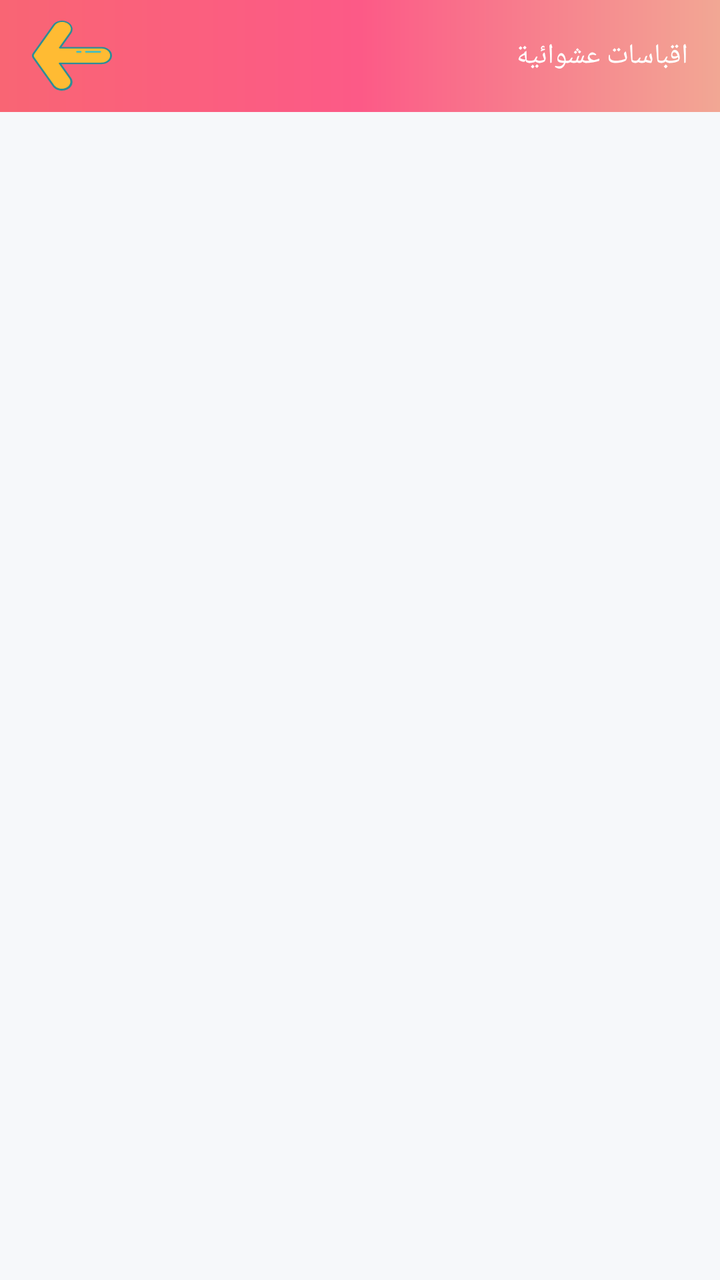
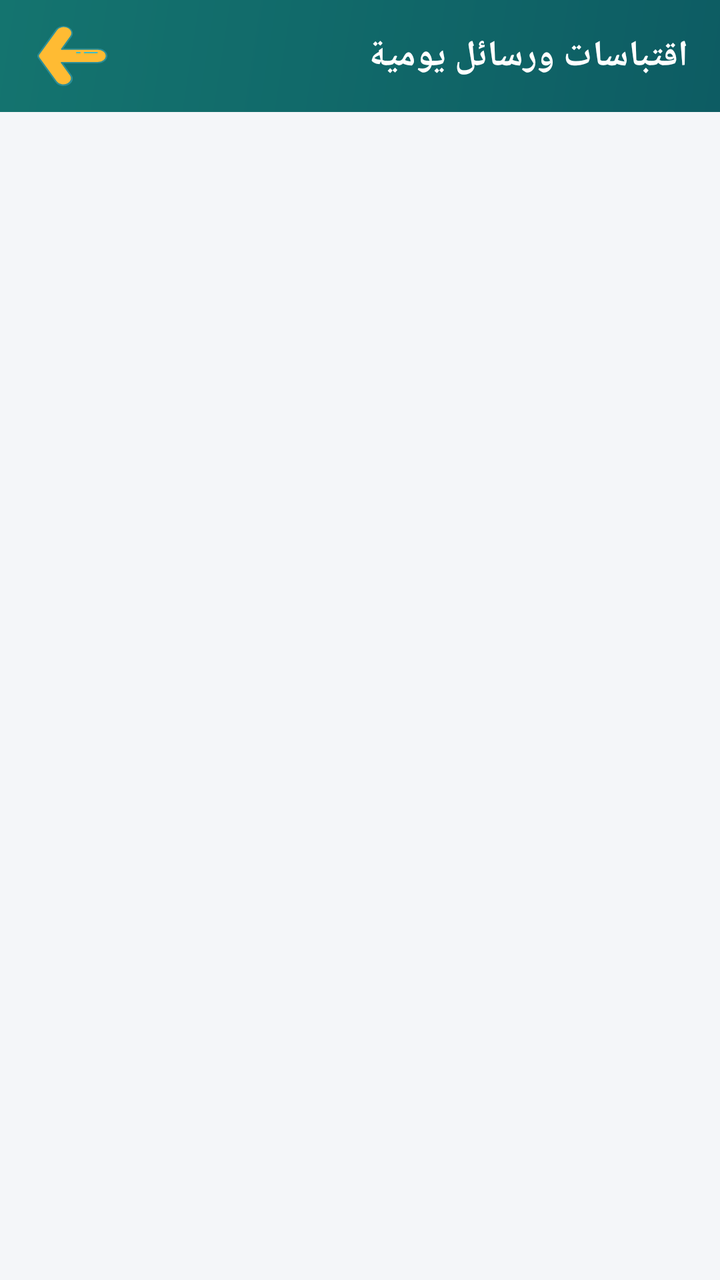

Screens rendered from an Android XML layout before and after an edit, with the pre-edit source and the edit as a unified diff.
<!-- AndroidManifest.xml: application theme AppTheme -->
<!-- res/layout/activity_qoutes.xml -->
<?xml version="1.0" encoding="utf-8"?>
<LinearLayout xmlns:android="http://schemas.android.com/apk/res/android"
    xmlns:app="http://schemas.android.com/apk/res-auto"
    xmlns:tools="http://schemas.android.com/tools"
    android:layout_width="match_parent"
    android:layout_height="match_parent"
    android:background="#FFF"
    android:orientation="vertical"
    tools:context=".qoutes.QoutesActivity">


    <com.google.android.material.appbar.AppBarLayout
        android:layout_width="match_parent"
        android:layout_height="wrap_content"
        android:background="@drawable/around_line3"
        android:theme="@style/AppTheme.AppBarOverlay"
        android:layoutDirection="ltr"
        tools:ignore="MissingConstraints">

        <androidx.appcompat.widget.Toolbar
            android:id="@+id/toolbar"
            android:fitsSystemWindows="true"
            android:layout_width="match_parent"
            android:layout_height="?attr/actionBarSize"
            android:background="@drawable/around_line3"
            app:layout_collapseMode="pin"
            app:titleTextAppearance="@style/TitleToolBarApppearance"
            app:popupTheme="@style/TextAppearance.AppCompat">

            <LinearLayout
                android:layout_width="wrap_content"
                android:layout_height="wrap_content"
                android:gravity="end"
                android:layout_gravity="end">


                <androidx.appcompat.widget.AppCompatTextView
                    android:id="@+id/toolbar_title"
                    android:layout_width="wrap_content"
                    android:layout_height="wrap_content"
                    android:text="اقباسات عشوائية"
                    style="@style/TextAppearance.MyApp.Title.QiblahActivity"
                    android:gravity="end"
                    android:layout_gravity="center"
                    android:layout_marginEnd="16dp"/>

            </LinearLayout>

            <androidx.appcompat.widget.AppCompatImageButton
                android:id="@+id/back_button"
                android:layout_width="40dp"
                android:layout_height="35dp"
                android:background="@drawable/ic_back_button" />

        </androidx.appcompat.widget.Toolbar>

    </com.google.android.material.appbar.AppBarLayout>

    <LinearLayout
        android:layout_width="match_parent"
        android:layout_weight="3"
        android:layout_height="match_parent">
        <androidx.constraintlayout.widget.ConstraintLayout
            android:layout_width="match_parent"
            android:layout_height="match_parent">
            <androidx.recyclerview.widget.RecyclerView
                android:id="@+id/rec2"
                android:background="#F6F8FA"
                android:layout_width="match_parent"
                android:layout_height="match_parent"
                tools:layout_editor_absoluteX="8dp"
                tools:layout_editor_absoluteY="8dp" />


        </androidx.constraintlayout.widget.ConstraintLayout>

    </LinearLayout>

    <LinearLayout
        android:visibility="gone"
        android:layout_gravity="bottom"
        android:layout_width="match_parent"
        android:layout_height="wrap_content"
        android:id="@+id/adsContainer">
        <com.google.android.gms.ads.AdView
            android:id="@+id/rsttfal"
            xmlns:ads="http://schemas.android.com/apk/res-auto"
            android:layout_width="match_parent"
            android:layout_height="wrap_content"
            ads:adSize="SMART_BANNER"
            ads:adUnitId="@string/Banner3">
        </com.google.android.gms.ads.AdView>
    </LinearLayout>
</LinearLayout>
<!-- resources referenced by this layout -->
<resources>
  <!-- drawable around_line3 (drawable) -->
  <?xml version="1.0" encoding="utf-8"?>
  <shape
      xmlns:android="http://schemas.android.com/apk/res/android">
     <gradient
         android:startColor="#F96574"
         android:centerColor="#FC5A87"
         android:endColor="#F2A794"/>
  </shape>
  <!-- drawable ic_back_button (drawable) -->
  <vector xmlns:android="http://schemas.android.com/apk/res/android"
      android:width="35dp"
      android:height="30dp"
      android:viewportWidth="168.75"
      android:viewportHeight="181.67">
    <path
        android:pathData="M3.51,85.16a11.35,11.35 0,0 0,0 11.33l42.15,73A20.28,20.28 0,0 0,73.36 177h0a20.28,20.28 0,0 0,7.42 -27.69L58.57,110.79h87.91a20.27,20.27 0,0 0,20.27 -20.27h0a20.27,20.27 0,0 0,-20.27 -20.28H58.92L80.77,32.4A20.27,20.27 0,0 0,73.35 4.71h0a20.26,20.26 0,0 0,-27.68 7.42Z"
        android:fillColor="#FFBB33"/>
    <path
        android:pathData="M57.46,180.9a22.11,22.11 0,0 1,-13.53 -10.37l-42.15,-73a13.38,13.38 0,0 1,0 -13.33h0l42.15,-73A22.3,22.3 0,0 1,74.35 3,22.27 22.27,0 0,1 82.51,33.4L62.39,68.25h84.09a22.27,22.27 0,1 1,0 44.54H62l20.48,35.46a22.28,22.28 0,0 1,-19.26 33.42A22,22 0,0 1,57.46 180.9ZM58.92,72.25a2,2 0,0 1,-1.73 -1,2 2,0 0,1 0,-2L79,31.4A18.27,18.27 0,1 0,47.4 13.13l-42.16,73a9.36,9.36 0,0 0,0 9.33l42.16,73A18.27,18.27 0,0 0,79 150.25L56.83,111.79a2,2 0,0 1,0 -2,2 2,0 0,1 1.74,-1h87.91a18.27,18.27 0,1 0,0 -36.54Z"
        android:fillColor="#2C8E97"/>
    <path
        android:pathData="M113.87,82.88h29.95a2,2 0,0 0,0 -4H113.87a2,2 0,0 0,0 4Z"
        android:fillColor="#3ABCC9"/>
    <path
        android:pathData="M95.12,82.88h7.54a2,2 0,0 0,0 -4H95.12a2,2 0,0 0,0 4Z"
        android:fillColor="#3ABCC9"/>
  </vector>
  <string name="Banner3">ca-app-pub-3940256099942544/6300978111</string>
  <style name="AppTheme.AppBarOverlay" parent="ThemeOverlay.AppCompat.Dark.ActionBar" />
  <style name="TextAppearance.MyApp.Title.QiblahActivity" parent="android:TextAppearance">
          <item name="android:textColor">@android:color/white</item>
          <item name="android:fontFamily">@font/lmonada</item>
          <item name="android:textSize">14sp</item>
      </style>
  <style name="TitleToolBarApppearance" parent="android:TextAppearance">
          <item name="android:fontFamily">@font/ffon1</item>
          <item name="android:textSize">18sp</item>
          <item name="android:layout_gravity">end</item>
      </style>
  <style name="AppTheme" parent="Theme.MaterialComponents.DayNight.NoActionBar">
          <item name="colorPrimary">@color/colorPrimary</item>
          <item name="colorPrimaryDark">@color/colorPrimaryDark</item>
          <item name="colorAccent">@color/colorAccent</item>
          <item name="android:windowBackground">@color/app_background</item>
      </style>
  <color name="colorPrimary">#0D5C63</color>
  <color name="colorPrimaryDark">#093F44</color>
  <color name="colorAccent">#C68B59</color>
  <color name="app_background">#F4F6F9</color>
</resources>

<!-- the commit's change to res/layout/activity_qoutes.xml (unified diff, before → after) -->
@@ -4,91 +4,77 @@
     xmlns:tools="http://schemas.android.com/tools"
     android:layout_width="match_parent"
     android:layout_height="match_parent"
-    android:background="#FFF"
+    android:background="@color/app_background"
     android:orientation="vertical"
     tools:context=".qoutes.QoutesActivity">
 
-
     <com.google.android.material.appbar.AppBarLayout
+        android:id="@+id/appBarLayout"
         android:layout_width="match_parent"
         android:layout_height="wrap_content"
-        android:background="@drawable/around_line3"
-        android:theme="@style/AppTheme.AppBarOverlay"
-        android:layoutDirection="ltr"
-        tools:ignore="MissingConstraints">
+        android:background="@drawable/color">
 
         <androidx.appcompat.widget.Toolbar
             android:id="@+id/toolbar"
-            android:fitsSystemWindows="true"
             android:layout_width="match_parent"
-            android:layout_height="?attr/actionBarSize"
-            android:background="@drawable/around_line3"
-            app:layout_collapseMode="pin"
-            app:titleTextAppearance="@style/TitleToolBarApppearance"
-            app:popupTheme="@style/TextAppearance.AppCompat">
+            android:layout_height="?attr/actionBarSize">
 
-            <LinearLayout
-                android:layout_width="wrap_content"
-                android:layout_height="wrap_content"
-                android:gravity="end"
-                android:layout_gravity="end">
+            <androidx.constraintlayout.widget.ConstraintLayout
+                android:layout_width="match_parent"
+                android:layout_height="match_parent">
 
+                <androidx.appcompat.widget.AppCompatImageButton
+                    android:id="@+id/back_button"
+                    android:layout_width="40dp"
+                    android:layout_height="40dp"
+                    android:background="?attr/selectableItemBackgroundBorderless"
+                    app:layout_constraintBottom_toBottomOf="parent"
+                    app:layout_constraintStart_toStartOf="parent"
+                    app:layout_constraintTop_toTopOf="parent"
+                    app:srcCompat="@drawable/ic_back_button" />
 
                 <androidx.appcompat.widget.AppCompatTextView
                     android:id="@+id/toolbar_title"
                     android:layout_width="wrap_content"
                     android:layout_height="wrap_content"
-                    android:text="اقباسات عشوائية"
-                    style="@style/TextAppearance.MyApp.Title.QiblahActivity"
-                    android:gravity="end"
-                    android:layout_gravity="center"
-                    android:layout_marginEnd="16dp"/>
+                    android:layout_marginEnd="16dp"
+                    android:text="اقتباسات ورسائل يومية"
+                    android:textColor="#FFFFFF"
+                    android:textSize="18sp"
+                    android:textStyle="bold"
+                    app:layout_constraintBottom_toBottomOf="parent"
+                    app:layout_constraintEnd_toEndOf="parent"
+                    app:layout_constraintTop_toTopOf="parent" />
 
-            </LinearLayout>
-
-            <androidx.appcompat.widget.AppCompatImageButton
-                android:id="@+id/back_button"
-                android:layout_width="40dp"
-                android:layout_height="35dp"
-                android:background="@drawable/ic_back_button" />
+            </androidx.constraintlayout.widget.ConstraintLayout>
 
         </androidx.appcompat.widget.Toolbar>
 
     </com.google.android.material.appbar.AppBarLayout>
 
+    <androidx.recyclerview.widget.RecyclerView
+        android:id="@+id/rec2"
+        android:layout_width="match_parent"
+        android:layout_height="0dp"
+        android:layout_weight="1"
+        android:background="@color/app_background"
+        android:clipToPadding="false"
+        android:paddingVertical="8dp" />
+
     <LinearLayout
+        android:id="@+id/adsContainer"
         android:layout_width="match_parent"
-        android:layout_weight="3"
-        android:layout_height="match_parent">
-        <androidx.constraintlayout.widget.ConstraintLayout
+        android:layout_height="wrap_content"
+        android:gravity="center"
+        android:visibility="gone">
+
+        <com.google.android.gms.ads.AdView
+            android:id="@+id/rsttfal"
             android:layout_width="match_parent"
-            android:layout_height="match_parent">
-            <androidx.recyclerview.widget.RecyclerView
-                android:id="@+id/rec2"
-                android:background="#F6F8FA"
-                android:layout_width="match_parent"
-                android:layout_height="match_parent"
-                tools:layout_editor_absoluteX="8dp"
-                tools:layout_editor_absoluteY="8dp" />
-
-
-        </androidx.constraintlayout.widget.ConstraintLayout>
+            android:layout_height="wrap_content"
+            app:adSize="SMART_BANNER"
+            app:adUnitId="@string/Banner3" />
 
     </LinearLayout>
 
-    <LinearLayout
-        android:visibility="gone"
-        android:layout_gravity="bottom"
-        android:layout_width="match_parent"
-        android:layout_height="wrap_content"
-        android:id="@+id/adsContainer">
-        <com.google.android.gms.ads.AdView
-            android:id="@+id/rsttfal"
-            xmlns:ads="http://schemas.android.com/apk/res-auto"
-            android:layout_width="match_parent"
-            android:layout_height="wrap_content"
-            ads:adSize="SMART_BANNER"
-            ads:adUnitId="@string/Banner3">
-        </com.google.android.gms.ads.AdView>
-    </LinearLayout>
 </LinearLayout>
<!-- resource entries referenced after the edit -->
@@ -1,14 +1,5 @@
 <!-- resources referenced by this layout -->
 <resources>
-  <!-- drawable around_line3 (drawable) -->
-  <?xml version="1.0" encoding="utf-8"?>
-  <shape
-      xmlns:android="http://schemas.android.com/apk/res/android">
-     <gradient
-         android:startColor="#F96574"
-         android:centerColor="#FC5A87"
-         android:endColor="#F2A794"/>
-  </shape>
   <!-- drawable ic_back_button (drawable) -->
   <vector xmlns:android="http://schemas.android.com/apk/res/android"
       android:width="35dp"
@@ -29,26 +20,25 @@
         android:fillColor="#3ABCC9"/>
   </vector>
   <string name="Banner3">ca-app-pub-3940256099942544/6300978111</string>
-  <style name="AppTheme.AppBarOverlay" parent="ThemeOverlay.AppCompat.Dark.ActionBar" />
-  <style name="TextAppearance.MyApp.Title.QiblahActivity" parent="android:TextAppearance">
-          <item name="android:textColor">@android:color/white</item>
-          <item name="android:fontFamily">@font/lmonada</item>
-          <item name="android:textSize">14sp</item>
-      </style>
-  <style name="TitleToolBarApppearance" parent="android:TextAppearance">
-          <item name="android:fontFamily">@font/ffon1</item>
-          <item name="android:textSize">18sp</item>
-          <item name="android:layout_gravity">end</item>
-      </style>
   <style name="AppTheme" parent="Theme.MaterialComponents.DayNight.NoActionBar">
           <item name="colorPrimary">@color/colorPrimary</item>
           <item name="colorPrimaryDark">@color/colorPrimaryDark</item>
           <item name="colorAccent">@color/colorAccent</item>
           <item name="android:windowBackground">@color/app_background</item>
       </style>
+  <color name="header_gradient_start">#0D5C63</color>
+  <color name="header_gradient_end">#14746F</color>
   <color name="colorPrimary">#0D5C63</color>
   <color name="colorPrimaryDark">#093F44</color>
   <color name="colorAccent">#C68B59</color>
   <color name="app_background">#F4F6F9</color>
+  <!-- drawable color (drawable) -->
+  <?xml version="1.0" encoding="utf-8"?>
+  <shape xmlns:android="http://schemas.android.com/apk/res/android">
+      <gradient
+          android:angle="135"
+          android:startColor="@color/header_gradient_start"
+          android:endColor="@color/header_gradient_end"/>
+  </shape>
 </resources>
 
